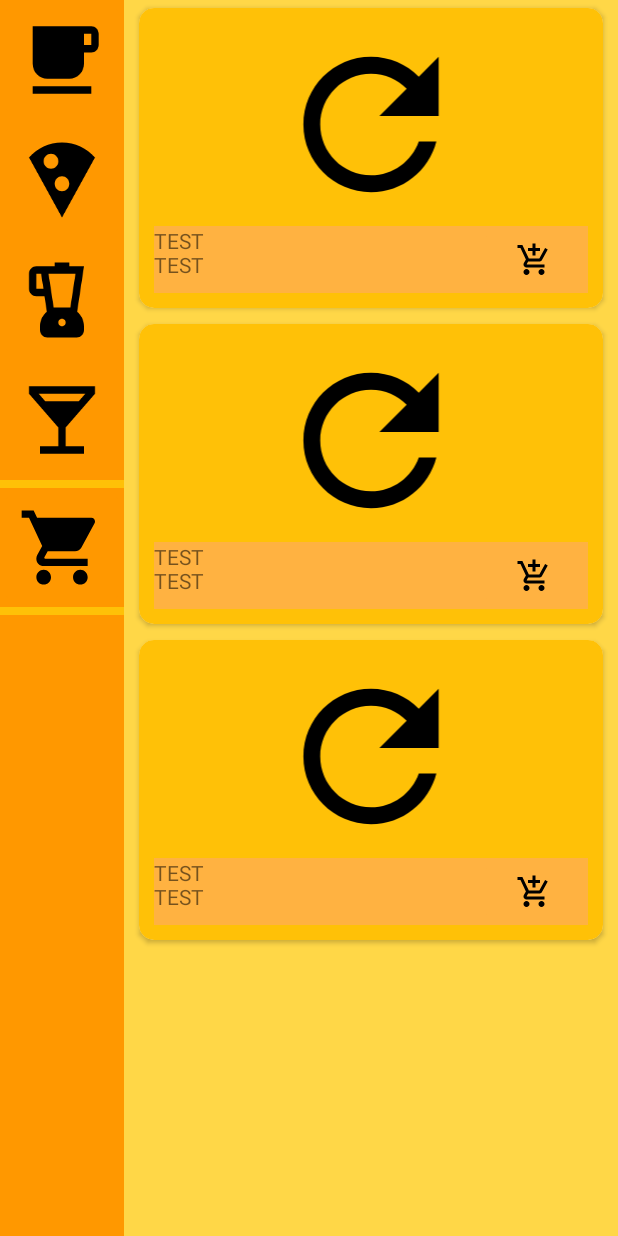
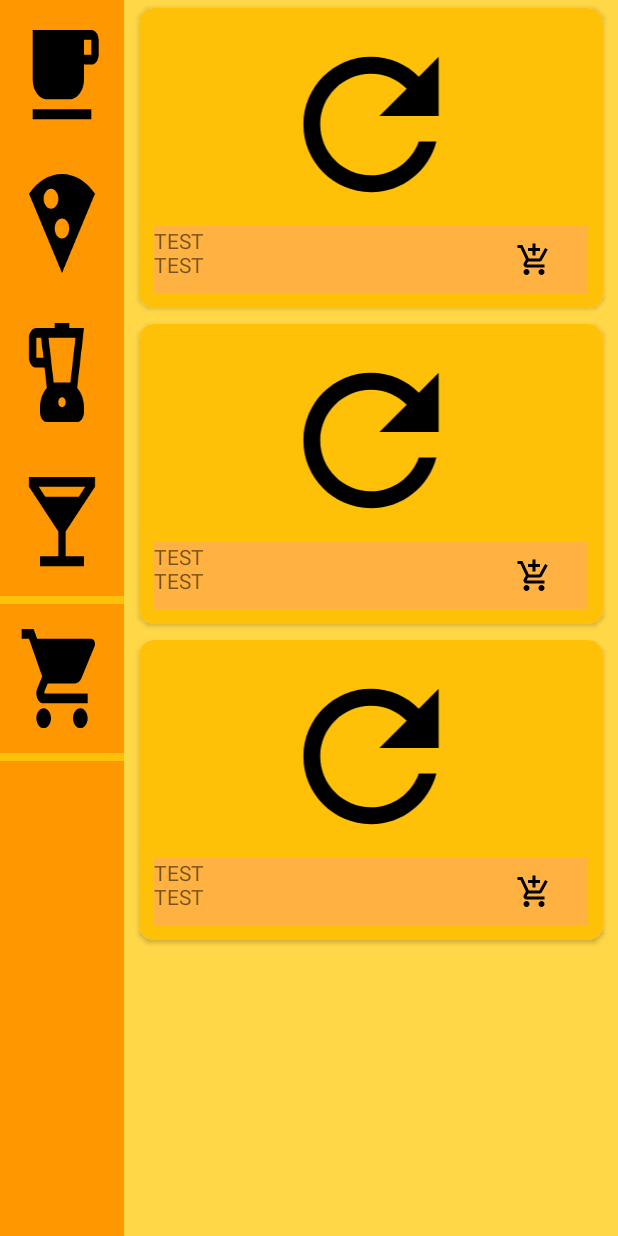
Before and after one commit to graphorismo/CoffeeShop, an Android app: the layout activity_products.xml on its own in the app's theme, with its tools: preview values and no code run, on a phone screen of 412 x 824 dp. Run offline under Robolectric (Android 15) with nearby library versions, the phone set to English and light mode, and no system bars.

Commit message:
small sizes fix

```diff
--- a/app/src/main/res/layout/activity_products.xml
+++ b/app/src/main/res/layout/activity_products.xml
@@ -72,7 +72,7 @@
         <View
             android:layout_width="match_parent"
             android:layout_height="match_parent"
-            android:layout_weight="0.55" />
+            android:layout_weight="0.7" />
 
     </LinearLayout>
 
```
